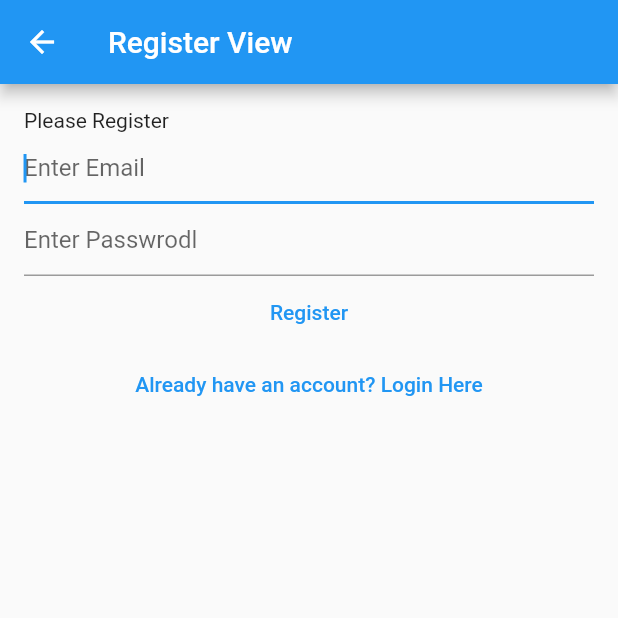
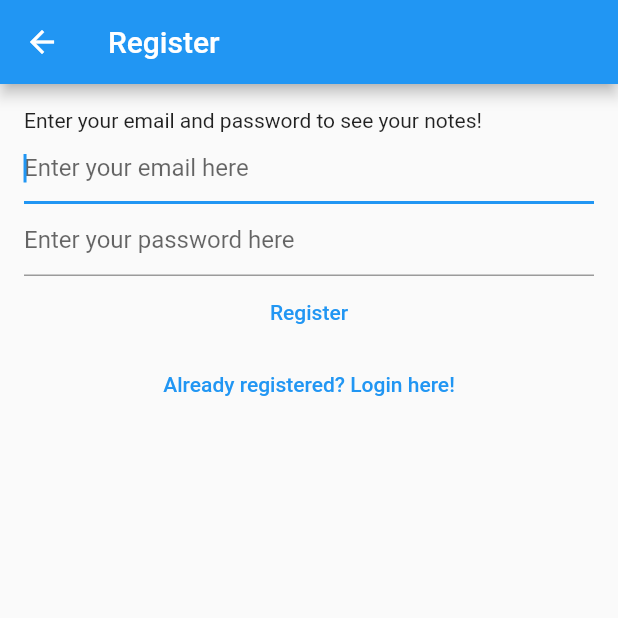
Before and after one commit to MuhammadTarek10/flutter-38, a Flutter app: the RegisterView screen opened directly, after a tap on "Register", on a phone screen of 412 x 824 dp, the top half of it. Run offline on Flutter 3.47's test engine with Material 2 defaults, Android fonts, the phone set to English and light mode, and no system bars; our stand-ins replace cloud_firestore, equatable, firebase_auth, firebase_core, flutter_bloc, share_plus and 1 more; accounts and stored records are empty; generated files the repository leaves out were written again; network calls fail.

```diff
--- /dev/null
+++ b/mynotes/l10n.yaml
@@ -0,0 +1,3 @@
+arb-dir: lib/l10n
+template-arb-file: intl_en.arb
+output-localization-file: app_localizations.dart
--- /dev/null
+++ b/mynotes/lib/extensions/buildcontext/loc.dart
@@ -0,0 +1,6 @@
+import 'package:flutter/material.dart' show BuildContext;
+import 'package:flutter_gen/gen_l10n/app_localizations.dart' show AppLocalizations;
+
+extension Localization on BuildContext {
+  AppLocalizations get loc => AppLocalizations.of(this)!;
+}
--- /dev/null
+++ b/mynotes/lib/l10n/intl_ar.arb
@@ -0,0 +1,60 @@
+{
+    "logout_button": "تسجيل الخروج",
+    "note": "مذكرات",
+    "cancel": "إلغاء",
+    "yes": "نعم",
+    "delete": "مسح",
+    "sharing": "مشاركة",
+    "ok": "تمام",
+    "login": "تسجيل الدخول",
+    "verify_email": "تأكيد البريد الإلكتروني",
+    "register": "إنشاء حساب",
+    "restart": "العودة",
+
+    "start_typing_your_note": "اكتب ملاحظتك هنا",
+    "delete_note_prompt": "أأنتَ متأكد أنك تريد مسح هذه الملاحظة؟",
+    "cannot_share_empty_note_prompt": "Cannot share an empty note!",
+    "generic_error_prompt": "An error occurred",
+    "logout_dialog_prompt": "Are you sure you want to log out?",
+
+    "password_reset": "Password reset",
+    "password_reset_dialog_prompt": "We have now sent you a password reset link. Please check your email for more information.",
+
+    "login_error_cannot_find_user": "Cannot find a user with the entered credentials!",
+    "login_error_wrong_credentials": "Wrong credentials",
+    "login_error_auth_error": "Authentication error",
+
+    "login_view_prompt": "Please log in to your account in order to interact with and create notes!",
+
+    "login_view_forgot_password": "I forgot my password",
+    "login_view_not_registered_yet": "Not registered yet? Register here!",
+
+    "email_text_field_placeholder": "Enter your email here",
+    "password_text_field_placeholder": "Enter your password here",
+
+    "forgot_password": "Forgot Password",
+    "forgot_password_view_generic_error": "We could not process your request. Please make sure that you are a registered user, or if not, register a user now by going back one step.",
+    "forgot_password_view_prompt": "If you forgot your password, simply enter your email and we will send you a password reset link.",
+    "forgot_password_view_send_me_link": "Send me password reset link",
+    "forgot_password_view_back_to_login": "Back to login page",
+
+    "register_error_weak_password": "This password is not secure enough. Please choose another password!",
+    "register_error_email_already_in_use": "This email is already registered to another user. Please choose another email!",
+    "register_error_generic": "Failed to register. Please try again later!",
+    "register_error_invalid_email": "The email address you entered appears to be invalid. Please try another email address!",
+    "register_view_prompt": "Enter your email and password to see your notes!",
+    "register_view_already_registered": "Already registered? Login here!",
+
+    "verify_email_view_prompt": "We've sent you an email verification. Please open it to verify your account. If you haven't received a verification email yet, press the button below!",
+    "verify_email_send_email_verification": "Send email verification",
+
+    "notes_title": "{count, plural, =0{لا ملاحظات} other{ملاحظات}}",
+    "@notes_title": {
+        "placeholders": {
+            "count": {
+                "type": "int",
+                "example": "3 notes"
+            }
+        }
+    }
+}
--- /dev/null
+++ b/mynotes/lib/l10n/intl_en.arb
@@ -0,0 +1,60 @@
+{
+    "logout_button": "Log out",
+    "note": "Note",
+    "cancel": "Cancel",
+    "yes": "Yes",
+    "delete": "Delete",
+    "sharing": "Sharing",
+    "ok": "OK",
+    "login": "Login",
+    "verify_email": "Verify email",
+    "register": "Register",
+    "restart": "Restart",
+
+    "start_typing_your_note": "Start typing your note",
+    "delete_note_prompt": "Are you sure you want to delete this note?",
+    "cannot_share_empty_note_prompt": "Cannot share an empty note!",
+    "generic_error_prompt": "An error occurred",
+    "logout_dialog_prompt": "Are you sure you want to log out?",
+
+    "password_reset": "Password reset",
+    "password_reset_dialog_prompt": "We have now sent you a password reset link. Please check your email for more information.",
+
+    "login_error_cannot_find_user": "Cannot find a user with the entered credentials!",
+    "login_error_wrong_credentials": "Wrong credentials",
+    "login_error_auth_error": "Authentication error",
+
+    "login_view_prompt": "Please log in to your account in order to interact with and create notes!",
+
+    "login_view_forgot_password": "Forgot your password? Click here!",
+    "login_view_not_registered_yet": "Not registered yet? Register here!",
+
+    "email_text_field_placeholder": "Enter your email here",
+    "password_text_field_placeholder": "Enter your password here",
+
+    "forgot_password": "Forgot Password",
+    "forgot_password_view_generic_error": "We could not process your request. Please make sure that you are a registered user, or if not, register a user now by going back one step.",
+    "forgot_password_view_prompt": "If you forgot your password, simply enter your email and we will send you a password reset link.",
+    "forgot_password_view_send_me_link": "Send me password reset link",
+    "forgot_password_view_back_to_login": "Back to login page",
+
+    "register_error_weak_password": "This password is not secure enough. Please choose another password!",
+    "register_error_email_already_in_use": "This email is already registered to another user. Please choose another email!",
+    "register_error_generic": "Failed to register. Please try again later!",
+    "register_error_invalid_email": "The email address you entered appears to be invalid. Please try another email address!",
+    "register_view_prompt": "Enter your email and password to see your notes!",
+    "register_view_already_registered": "Already registered? Login here!",
+
+    "verify_email_view_prompt": "We've sent you an email verification. Please open it to verify your account. If you haven't received a verification email yet, press the button below!",
+    "verify_email_send_email_verification": "Send email verification",
+
+    "notes_title": "{count, plural, =0{No notes yet} =1{1 note} other{{count} notes}}",
+    "@notes_title": {
+        "placeholders": {
+            "count": {
+                "type": "int",
+                "example": "3 notes"
+            }
+        }
+    }
+}
--- a/mynotes/lib/utilities/dialogs/cannot_share_empty_note_dialog.dart
+++ b/mynotes/lib/utilities/dialogs/cannot_share_empty_note_dialog.dart
@@ -1,11 +1,12 @@
 import 'package:flutter/material.dart';
+import 'package:mynotes/extensions/buildcontext/loc.dart';
 import 'package:mynotes/utilities/dialogs/generic_dialog.dart';
 
 Future<void> showCannotShareEmptyDialog(BuildContext context) {
   return showGenericDialog(
     context: context,
-    title: 'Sharing',
-    content: 'You cannot share empty note!',
+    title: context.loc.sharing,
+    content: context.loc.cannot_share_empty_note_prompt,
     optionsBuilder: () => {
       'Ok': null,
     },
--- a/mynotes/lib/utilities/dialogs/delete_dialog.dart
+++ b/mynotes/lib/utilities/dialogs/delete_dialog.dart
@@ -1,11 +1,12 @@
 import 'package:flutter/material.dart';
+import 'package:mynotes/extensions/buildcontext/loc.dart';
 import 'package:mynotes/utilities/dialogs/generic_dialog.dart';
 
 Future<bool> showDeleteDialog(BuildContext context) {
   return showGenericDialog(
     context: context,
-    title: 'Delete',
-    content: 'Sure you want to Delete this Note?',
+    title: context.loc.delete,
+    content: context.loc.delete_note_prompt,
     optionsBuilder: () => {
       'Cancel': false,
       'Yes': true,
--- a/mynotes/lib/utilities/dialogs/error_dialog.dart
+++ b/mynotes/lib/utilities/dialogs/error_dialog.dart
@@ -1,4 +1,5 @@
 import 'package:flutter/material.dart';
+import 'package:mynotes/extensions/buildcontext/loc.dart';
 import 'package:mynotes/utilities/dialogs/generic_dialog.dart';
 
 Future<void> showErrorDialog(
@@ -7,7 +8,7 @@ Future<void> showErrorDialog(
 ) {
   return showGenericDialog<void>(
       context: context,
-      title: "Error Occured",
+      title: context.loc.generic_error_prompt,
       content: text,
       optionsBuilder: () => {
             'Ok': null,
--- a/mynotes/lib/utilities/dialogs/passwrod_reset_email_sent_dialog.dart
+++ b/mynotes/lib/utilities/dialogs/passwrod_reset_email_sent_dialog.dart
@@ -1,11 +1,12 @@
 import 'package:flutter/material.dart';
+import 'package:mynotes/extensions/buildcontext/loc.dart';
 import 'package:mynotes/utilities/dialogs/generic_dialog.dart';
 
 Future<void> showPasswordResetSentDialog(BuildContext context) {
   return showGenericDialog(
     context: context,
-    title: 'Password Reset',
-    content: "We've sent you an email with password reset",
+    title: context.loc.password_reset,
+    content: context.loc.password_reset_dialog_prompt,
     optionsBuilder:() => {
       'Ok': null
     },
--- a/mynotes/lib/views/forget_password_view.dart
+++ b/mynotes/lib/views/forget_password_view.dart
@@ -1,5 +1,6 @@
 import 'package:flutter/material.dart';
 import 'package:flutter_bloc/flutter_bloc.dart';
+import 'package:mynotes/extensions/buildcontext/loc.dart';
 import 'package:mynotes/services/auth/bloc/auth_bloc.dart';
 import 'package:mynotes/services/auth/bloc/auth_event.dart';
 import 'package:mynotes/services/auth/bloc/auth_state.dart';
@@ -39,30 +40,30 @@ class _ForegetPasswordViewState extends State<ForegetPasswordView> {
           }
           if (state.exception != null) {
             await showErrorDialog(
-                context, 'We could not process your request!');
+                context, context.loc.forgot_password_view_generic_error);
           }
         }
       }),
       child: Scaffold(
         appBar: AppBar(
-          title: const Text('Forget Password View'),
+          title: Text(context.loc.login_view_forgot_password),
         ),
         body: Padding(
           padding: const EdgeInsets.all(16.0),
           child: Column(
             children: [
-              const Text('If you forgot your password, enter you email below'),
+              Text(context.loc.forgot_password_view_prompt),
               TextField(
                 keyboardType: TextInputType.emailAddress,
                 autocorrect: false,
                 autofocus: true,
                 controller: _controller,
-                decoration: const InputDecoration(
-                  hintText: 'Your email address...',
+                decoration: InputDecoration(
+                  hintText: context.loc.email_text_field_placeholder,
                 ),
               ),
               TextButton(
-                child: const Text('Send me a password reset link'),
+                child: Text(context.loc.forgot_password_view_send_me_link),
                 onPressed: () {
                   final email = _controller.text;
                   context
@@ -71,7 +72,7 @@ class _ForegetPasswordViewState extends State<ForegetPasswordView> {
                 },
               ),
               TextButton(
-                  child: const Text('Back to login Page'),
+                  child: Text(context.loc.forgot_password_view_back_to_login),
                   onPressed: () {
                     context.read<AuthBloc>().add(const AuthEventLogOut());
                   }),
--- a/mynotes/lib/views/login_view.dart
+++ b/mynotes/lib/views/login_view.dart
@@ -1,12 +1,12 @@
 import 'package:flutter/material.dart';
 import 'package:mynotes/exceptions/auth_exceptions.dart';
+import 'package:mynotes/extensions/buildcontext/loc.dart';
 import 'package:mynotes/services/auth/auth_service.dart';
 import 'package:mynotes/services/auth/bloc/auth_bloc.dart';
 import 'package:mynotes/services/auth/bloc/auth_event.dart';
 import 'package:mynotes/services/auth/bloc/auth_state.dart';
 import 'package:mynotes/utilities/dialogs/error_dialog.dart';
 import 'package:flutter_bloc/flutter_bloc.dart';
-import 'package:mynotes/utilities/dialogs/loading_dialog.dart';
 
 class LoginView extends StatefulWidget {
   const LoginView({Key? key}) : super(key: key);
@@ -41,32 +41,38 @@ class _LoginViewState extends State<LoginView> {
       listener: (context, state) async {
         if (state is AuthStateLoggedOut) {
           if (state.exception is UserNotFoundException) {
-            await showErrorDialog(context, 'User Not Found');
+            await showErrorDialog(
+                context, context.loc.login_error_cannot_find_user);
           } else if (state.exception is WrongPasswordAuthException ||
               state.exception is InvalidEmailAuthException) {
-            await showErrorDialog(context, 'Wrong Credintials');
+            await showErrorDialog(
+                context, context.loc.login_error_wrong_credentials);
           } else if (state.exception is GenericAuthException) {
-            await showErrorDialog(context, 'Authentication Error');
+            await showErrorDialog(context, context.loc.login_error_auth_error);
           }
         }
       },
       child: Scaffold(
-        appBar: AppBar(title: const Text('Login View')),
+        appBar: AppBar(
+          title: Text(context.loc.login),
+        ),
         body: Padding(
           padding: const EdgeInsets.all(16.0),
           child: Column(
             crossAxisAlignment: CrossAxisAlignment.start,
             children: [
-              const Text('Please Login'),
+              Text(context.loc.login),
               TextField(
                   controller: _email,
-                  decoration: const InputDecoration(hintText: 'Enter Email'),
+                  decoration: InputDecoration(
+                      hintText: context.loc.email_text_field_placeholder),
                   enableSuggestions: false,
                   autocorrect: false,
                   keyboardType: TextInputType.emailAddress),
               TextField(
                 controller: _password,
-                decoration: const InputDecoration(hintText: 'Enter Passwrodl'),
+                decoration: InputDecoration(
+                    hintText: context.loc.password_text_field_placeholder),
                 obscureText: true,
                 enableSuggestions: false,
                 autocorrect: false,
@@ -83,7 +89,7 @@ class _LoginViewState extends State<LoginView> {
                               password,
                             ));
                       },
-                      child: const Text('Login'),
+                      child: Text(context.loc.login),
                     ),
                     TextButton(
                       onPressed: () {
@@ -91,8 +97,9 @@ class _LoginViewState extends State<LoginView> {
                             .read<AuthBloc>()
                             .add(const AuthEventShouldRegister());
                       },
-                      child:
-                          const Text('Not Registered? create an Account here!'),
+                      child: Text(
+                        context.loc.login_view_not_registered_yet,
+                      ),
                     ),
                     TextButton(
                       onPressed: () {
@@ -100,7 +107,9 @@ class _LoginViewState extends State<LoginView> {
                             .read<AuthBloc>()
                             .add(const AuthEventForgotPassword());
                       },
-                      child: const Text('Forgot Password? Click here!'),
+                      child: Text(
+                        context.loc.login_view_forgot_password,
+                      ),
                     )
                   ],
                 ),
--- a/mynotes/lib/views/notes/create_update_note_view.dart
+++ b/mynotes/lib/views/notes/create_update_note_view.dart
@@ -1,4 +1,5 @@
 import 'package:flutter/material.dart';
+import 'package:mynotes/extensions/buildcontext/loc.dart';
 import 'package:mynotes/services/auth/auth_service.dart';
 import 'package:mynotes/utilities/dialogs/cannot_share_empty_note_dialog.dart';
 import 'package:mynotes/utilities/generics/get_arguments.dart';
@@ -91,7 +92,7 @@ class _CreateUpdateNoteViewState extends State<CreateUpdateNoteView> {
     return Scaffold(
       appBar: AppBar(
         backgroundColor: Colors.black,
-        title: const Text('New Note View'),
+        title: Text(context.loc.start_typing_your_note),
         actions: [
           IconButton(
             icon: const Icon(Icons.share),
@@ -116,8 +117,8 @@ class _CreateUpdateNoteViewState extends State<CreateUpdateNoteView> {
                   controller: _textController,
                   keyboardType: TextInputType.multiline,
                   maxLines: null,
-                  decoration: const InputDecoration(
-                    hintText: 'Start Typing your note...',
+                  decoration: InputDecoration(
+                    hintText: context.loc.start_typing_your_note,
                   ),
                 );
               default:
--- a/mynotes/lib/views/register_view.dart
+++ b/mynotes/lib/views/register_view.dart
@@ -1,5 +1,6 @@
 import 'package:flutter/material.dart';
 import 'package:mynotes/exceptions/auth_exceptions.dart';
+import 'package:mynotes/extensions/buildcontext/loc.dart';
 import 'package:mynotes/services/auth/auth_service.dart';
 import 'package:mynotes/services/auth/bloc/auth_bloc.dart';
 import 'package:mynotes/services/auth/bloc/auth_event.dart';
@@ -40,34 +41,55 @@ class _RegisterViewState extends State<RegisterView> {
       listener: (context, state) async {
         if (state is AuthStateReggistering) {
           if (state.exception is WeakPasswordAuthException) {
-            await showErrorDialog(context, 'Weak Password');
+            await showErrorDialog(
+                context, context.loc.register_error_weak_password);
           } else if (state.exception is EmailAlreadyExistedException) {
-            await showErrorDialog(context, 'Email Already in use');
+            await showErrorDialog(
+              context,
+              context.loc.register_view_already_registered,
+            );
           } else if (state.exception is InvalidEmailAuthException) {
-            await showErrorDialog(context, 'Invalid Email');
+            await showErrorDialog(
+              context,
+              context.loc.register_error_invalid_email,
+            );
           } else if (state is GenericAuthException) {
-            await showErrorDialog(context, 'Failed to regsiter');
+            await showErrorDialog(
+              context,
+              context.loc.register_error_generic,
+            );
           }
         }
       },
       child: Scaffold(
-        appBar: AppBar(title: const Text('Register View')),
+        appBar: AppBar(
+          title: Text(
+            context.loc.register,
+          ),
+        ),
         body: Padding(
           padding: const EdgeInsets.all(16.0),
           child: Column(
             crossAxisAlignment: CrossAxisAlignment.start,
             children: [
-              const Text('Please Register'),
+              Text(
+                context.loc.register_view_prompt,
+              ),
               TextField(
-                  controller: _email,
-                  decoration: const InputDecoration(hintText: 'Enter Email'),
-                  enableSuggestions: false,
-                  autocorrect: false,
-                  autofocus: true,
-                  keyboardType: TextInputType.emailAddress),
+                controller: _email,
+                decoration: InputDecoration(
+                  hintText: context.loc.email_text_field_placeholder,
+                ),
+                enableSuggestions: false,
+                autocorrect: false,
+                autofocus: true,
+                keyboardType: TextInputType.emailAddress,
+              ),
               TextField(
                 controller: _password,
-                decoration: const InputDecoration(hintText: 'Enter Passwrodl'),
+                decoration: InputDecoration(
+                  hintText: context.loc.password_text_field_placeholder,
+                ),
                 obscureText: true,
                 enableSuggestions: false,
                 autocorrect: false,
@@ -84,13 +106,17 @@ class _RegisterViewState extends State<RegisterView> {
                               password,
                             ));
                       },
-                      child: const Text('Register'),
+                      child: Text(
+                        context.loc.register,
+                      ),
                     ),
                     TextButton(
                       onPressed: () {
                         context.read<AuthBloc>().add(const AuthEventLogOut());
                       },
-                      child: const Text('Already have an account? Login Here'),
+                      child: Text(
+                        context.loc.register_view_already_registered,
+                      ),
                     ),
                   ],
                 ),
--- a/mynotes/pubspec.yaml
+++ b/mynotes/pubspec.yaml
@@ -29,6 +29,8 @@ environment:
 dependencies:
   flutter:
     sdk: flutter
+  flutter_localizations:
+    sdk: flutter
 
 
   # The following adds the Cupertino Icons font to your application.
@@ -46,6 +48,7 @@ dependencies:
   bloc: ^8.0.3
   equatable: ^2.0.3
   flutter_launcher_icons: ^0.9.2
+  intl: ^0.17.0
 
 dev_dependencies:
   flutter_test:
@@ -64,6 +67,8 @@ dev_dependencies:
 
 # The following section is specific to Flutter.
 flutter:
+
+  generate: true
 
   # The following line ensures that the Material Icons font is
   # included with your application, so that you can use the icons in
```
Also changed, not shown: mynotes/lib/main.dart (+8 -4 lines), mynotes/lib/utilities/dialogs/logout_dialog.dart (+5 -4 lines), mynotes/lib/views/notes/notes_view.dart (+17 -9 lines), mynotes/lib/views/verify_email_view.dart (+19 -7 lines), mynotes/pubspec.lock, 1 other file.
